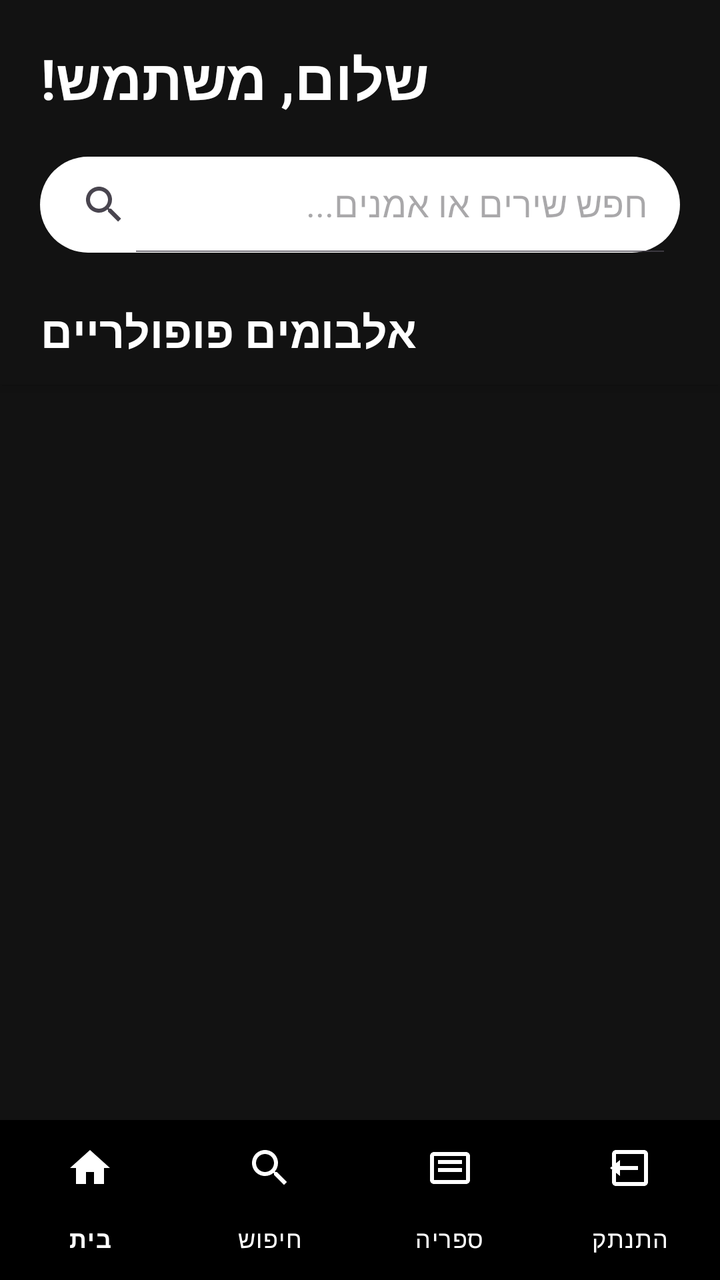
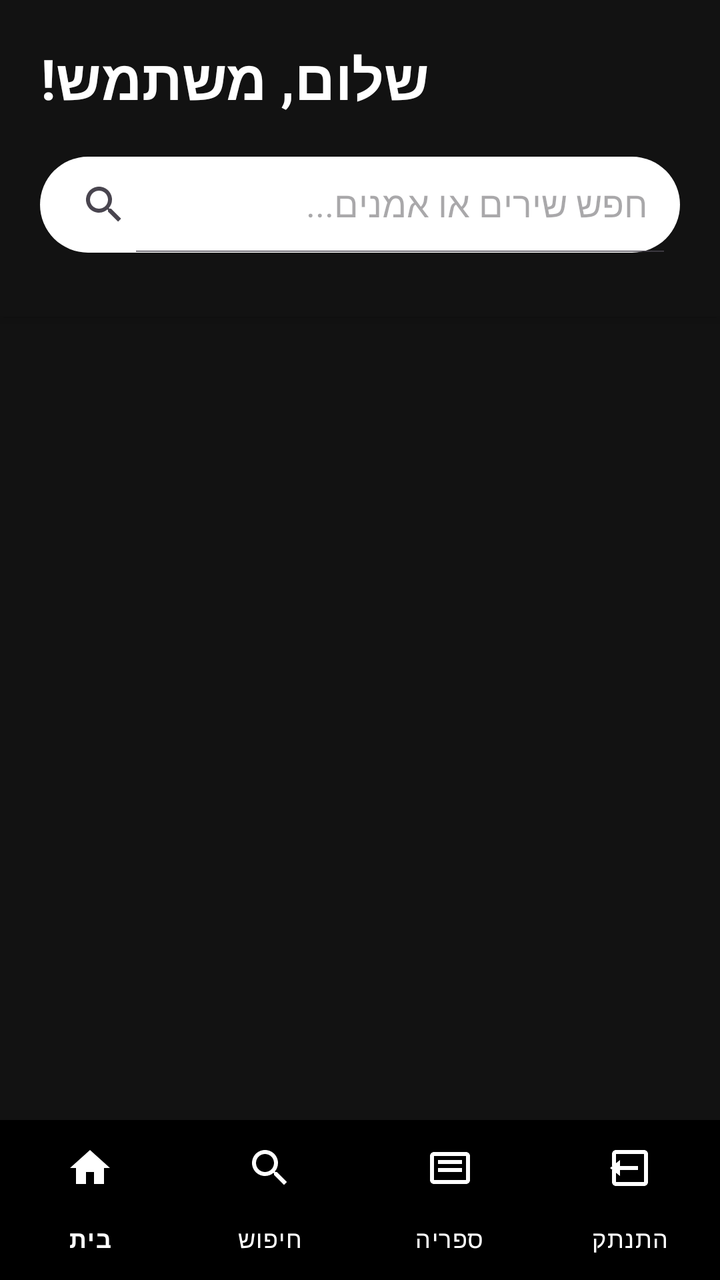

Screens rendered from an Android XML layout before and after an edit, with the pre-edit source and the edit as a unified diff.
<!-- AndroidManifest.xml: application theme Theme.SpotifyClone -->
<!-- res/layout/activity_home.xml -->
<?xml version="1.0" encoding="utf-8"?>
<RelativeLayout xmlns:android="http://schemas.android.com/apk/res/android"
    xmlns:app="http://schemas.android.com/apk/res-auto"
    xmlns:tools="http://schemas.android.com/tools"
    android:layout_width="match_parent"
    android:layout_height="match_parent"
    android:background="#121212">

    <LinearLayout
        android:id="@+id/headerContainer"
        android:layout_width="match_parent"
        android:layout_height="wrap_content"
        android:orientation="vertical"
        android:background="#121212"
        android:elevation="4dp"
        android:paddingBottom="8dp">

        <TextView
            android:id="@+id/welcomeText"
            android:layout_width="wrap_content"
            android:layout_height="wrap_content"
            android:text="שלום, משתמש!"
            android:textColor="#FFFFFF"
            android:textSize="28sp"
            android:textStyle="bold"
            android:layout_margin="20dp"
            android:layoutDirection="rtl" />

        <androidx.appcompat.widget.SearchView
            android:id="@+id/searchView"
            android:layout_width="match_parent"
            android:layout_height="wrap_content"
            android:layout_marginHorizontal="20dp"
            android:layout_marginBottom="16dp"
            android:background="@drawable/search_background"
            app:queryHint="חפש שירים או אמנים..."
            app:iconifiedByDefault="false"
            android:layoutDirection="rtl" />

        <HorizontalScrollView
            android:layout_width="match_parent"
            android:layout_height="wrap_content"
            android:scrollbars="none"
            android:layout_marginBottom="8dp">

            <LinearLayout
                android:id="@+id/categoryContainer"
                android:layout_width="wrap_content"
                android:layout_height="wrap_content"
                android:orientation="horizontal"
                android:paddingStart="16dp"
                android:paddingEnd="16dp"
                android:layoutDirection="rtl" />
        </HorizontalScrollView>

        <TextView
            android:layout_width="wrap_content"
            android:layout_height="wrap_content"
            android:text="אלבומים פופולריים"
            android:textColor="#FFFFFF"
            android:textSize="22sp"
            android:textStyle="bold"
            android:layout_marginStart="20dp"
            android:layout_marginEnd="20dp"
            android:layout_marginBottom="4dp"
            android:layoutDirection="rtl" />
    </LinearLayout>

    <androidx.recyclerview.widget.RecyclerView
        android:id="@+id/recyclerView"
        android:layout_width="match_parent"
        android:layout_height="match_parent"
        android:layout_below="@id/headerContainer"
        android:layout_above="@id/miniPlayer"
        android:clipToPadding="false"
        android:paddingStart="12dp"
        android:paddingEnd="12dp"
        android:paddingBottom="20dp"
        tools:listitem="@layout/item_song" />

    <LinearLayout
        android:id="@+id/miniPlayer"
        android:layout_width="match_parent"
        android:layout_height="70dp"
        android:layout_above="@id/bottom_navigation"
        android:background="#282828"
        android:orientation="horizontal"
        android:gravity="center_vertical"
        android:paddingStart="12dp"
        android:paddingEnd="12dp"
        android:visibility="gone"
        android:elevation="8dp">
    </LinearLayout>

    <com.google.android.material.bottomnavigation.BottomNavigationView
        android:id="@+id/bottom_navigation"
        android:layout_width="match_parent"
        android:layout_height="wrap_content"
        android:layout_alignParentBottom="true"
        android:background="#000000"
        app:itemIconTint="@android:color/white"
        app:itemTextColor="@android:color/white"
        app:menu="@menu/bottom_nav_menu"
        app:labelVisibilityMode="labeled" />

</RelativeLayout>
<!-- res/layout/item_song.xml (included above) -->
<?xml version="1.0" encoding="utf-8"?>
<androidx.cardview.widget.CardView
    xmlns:android="http://schemas.android.com/apk/res/android"
    xmlns:app="http://schemas.android.com/apk/res-auto"
    android:layout_width="match_parent"
    android:layout_height="wrap_content"
    android:layout_margin="8dp"
    app:cardCornerRadius="8dp"
    app:cardElevation="4dp">

    <LinearLayout
        android:layout_width="match_parent"
        android:layout_height="wrap_content"
        android:orientation="vertical"
        android:padding="8dp">

        <ImageView
            android:id="@+id/songImage"
            android:layout_width="match_parent"
            android:layout_height="120dp"
            android:scaleType="centerCrop"
            android:src="@drawable/ic_launcher_background" />

        <TextView
            android:id="@+id/songTitle"
            android:layout_width="match_parent"
            android:layout_height="wrap_content"
            android:layout_marginTop="4dp"
            android:ellipsize="end"
            android:maxLines="1"
            android:text="שם השיר"
            android:textColor="@android:color/black"
            android:textSize="14sp"
            android:textStyle="bold" />

        <TextView
            android:id="@+id/songArtist"
            android:layout_width="match_parent"
            android:layout_height="wrap_content"
            android:ellipsize="end"
            android:maxLines="1"
            android:text="שם האמן"
            android:textColor="@android:color/darker_gray"
            android:textSize="12sp" />

    </LinearLayout>
</androidx.cardview.widget.CardView>
<!-- resources referenced by this layout -->
<resources>
  <!-- drawable ic_launcher_background: vector/xml drawable (drawable, 4866 chars, omitted) -->
  <!-- drawable search_background (drawable) -->
  <?xml version="1.0" encoding="utf-8"?>
  <shape xmlns:android="http://schemas.android.com/apk/res/android">
      <solid android:color="#FFFFFF" />
      <corners android:radius="25dp" />
  </shape>
  <style name="Theme.SpotifyClone" parent="Base.Theme.SpotifyClone" />
  <style name="Base.Theme.SpotifyClone" parent="Theme.Material3.DayNight.NoActionBar">
          
          
      </style>
</resources>

<!-- the commit's change to res/layout/activity_home.xml (unified diff, before → after) -->
@@ -53,17 +53,7 @@
                 android:layoutDirection="rtl" />
         </HorizontalScrollView>
 
-        <TextView
-            android:layout_width="wrap_content"
-            android:layout_height="wrap_content"
-            android:text="אלבומים פופולריים"
-            android:textColor="#FFFFFF"
-            android:textSize="22sp"
-            android:textStyle="bold"
-            android:layout_marginStart="20dp"
-            android:layout_marginEnd="20dp"
-            android:layout_marginBottom="4dp"
-            android:layoutDirection="rtl" />
+
     </LinearLayout>
 
     <androidx.recyclerview.widget.RecyclerView
@@ -89,7 +79,59 @@
         android:paddingStart="12dp"
         android:paddingEnd="12dp"
         android:visibility="gone"
-        android:elevation="8dp">
+        android:elevation="8dp"
+        android:layoutDirection="rtl">
+
+        <androidx.cardview.widget.CardView
+            android:layout_width="48dp"
+            android:layout_height="48dp"
+            app:cardCornerRadius="4dp">
+            <ImageView
+                android:id="@+id/miniAlbumArt"
+                android:layout_width="match_parent"
+                android:layout_height="match_parent"
+                android:scaleType="centerCrop"
+                android:src="@drawable/ic_launcher_background" />
+        </androidx.cardview.widget.CardView>
+
+        <LinearLayout
+            android:layout_width="0dp"
+            android:layout_height="wrap_content"
+            android:layout_weight="1"
+            android:orientation="vertical"
+            android:layout_marginStart="12dp"
+            android:layout_marginEnd="12dp">
+
+            <TextView
+                android:id="@+id/miniSongTitle"
+                android:layout_width="wrap_content"
+                android:layout_height="wrap_content"
+                android:text="שם השיר"
+                android:textColor="#FFFFFF"
+                android:textSize="14sp"
+                android:textStyle="bold"
+                android:ellipsize="end"
+                android:maxLines="1" />
+
+            <TextView
+                android:id="@+id/miniArtistName"
+                android:layout_width="wrap_content"
+                android:layout_height="wrap_content"
+                android:text="שם האמן"
+                android:textColor="#B3B3B3"
+                android:textSize="12sp"
+                android:ellipsize="end"
+                android:maxLines="1" />
+        </LinearLayout>
+
+        <ImageButton
+            android:id="@+id/miniBtnPlayPause"
+            android:layout_width="40dp"
+            android:layout_height="40dp"
+            android:background="?attr/selectableItemBackgroundBorderless"
+            android:src="@drawable/ic_pause"
+            app:tint="#FFFFFF"
+            android:scaleType="centerInside" />
     </LinearLayout>
 
     <com.google.android.material.bottomnavigation.BottomNavigationView
<!-- resource entries referenced after the edit -->
@@ -1,6 +1,19 @@
 <!-- resources referenced by this layout -->
 <resources>
   <!-- drawable ic_launcher_background: vector/xml drawable (drawable, 4866 chars, omitted) -->
+  <!-- drawable ic_pause (drawable) -->
+  <?xml version="1.0" encoding="utf-8"?>
+  <vector xmlns:android="http://schemas.android.com/apk/res/android"
+      android:width="24dp"
+      android:height="24dp"
+      android:viewportWidth="24"
+      android:viewportHeight="24">
+  
+      <path
+          android:fillColor="#121212"
+          android:pathData="M6,19h4V5H6v14zm8,-14v14h4V5h-4z"/>
+  
+  </vector>
   <!-- drawable search_background (drawable) -->
   <?xml version="1.0" encoding="utf-8"?>
   <shape xmlns:android="http://schemas.android.com/apk/res/android">
